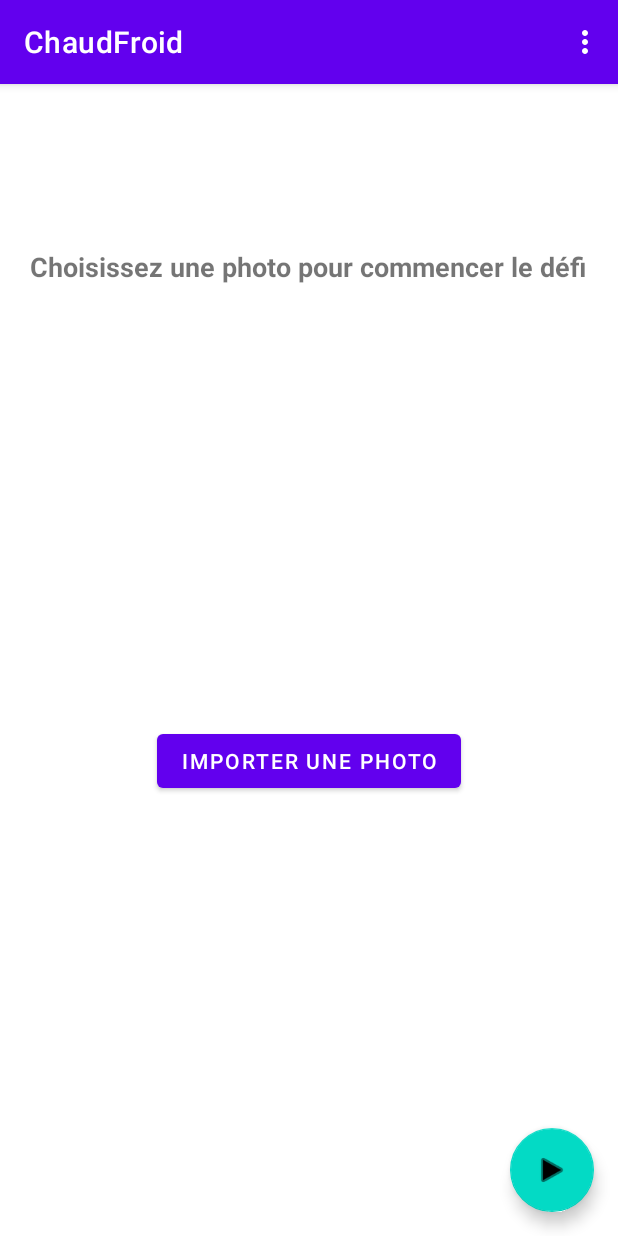
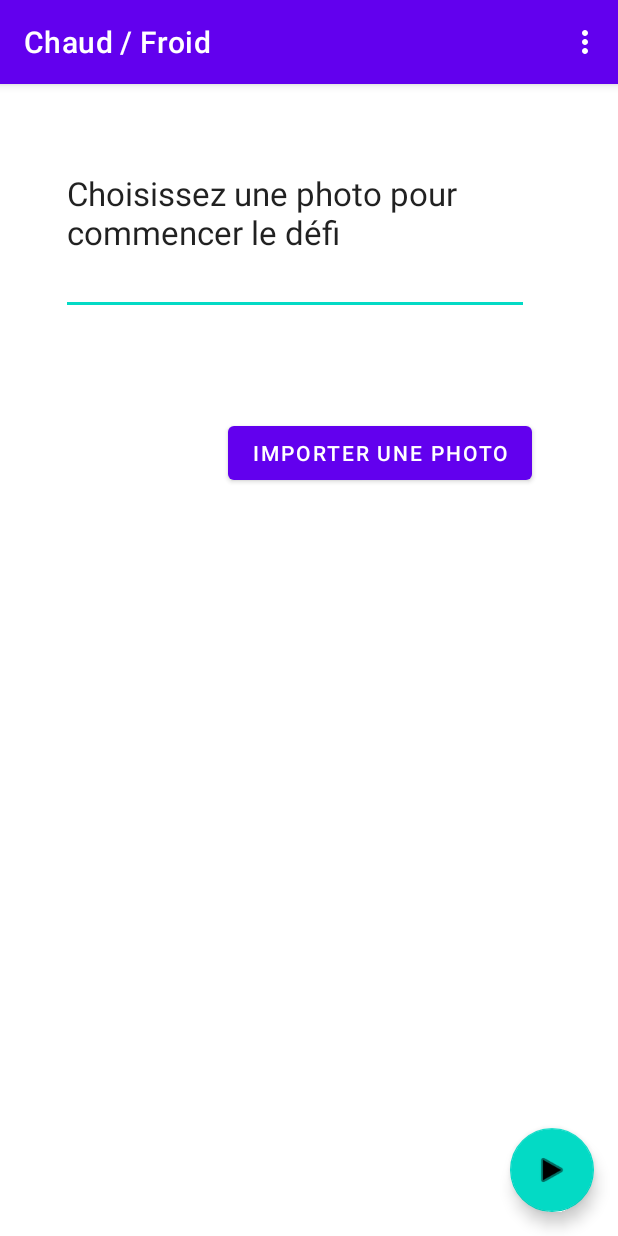
Before and after one commit to LetMax/ChaudFroid, an Android app: the screen it shows after launch (MainActivity), on a phone screen of 412 x 824 dp. Run offline under Robolectric (Android 15) with nearby library versions, the phone set to English and light mode, and no system bars; 1 statement that could not run was skipped.

Commit message:
J'ai mis le texte sur plusieurs lignes. Appelle moi Rambo

```diff
--- a/app/src/main/AndroidManifest.xml
+++ b/app/src/main/AndroidManifest.xml
@@ -14,7 +14,7 @@
         android:roundIcon="@mipmap/ic_launcher_round"
         android:supportsRtl="true"
         android:theme="@style/Theme.ChaudFroid">
-        <activity android:name=".GameActivity"></activity>
+        <activity android:name=".GameActivity" android:parentActivityName=".MainActivity"></activity>
         <activity
             android:name=".MainActivity"
             android:label="@string/app_name"
--- a/app/src/main/res/layout/fragment_first.xml
+++ b/app/src/main/res/layout/fragment_first.xml
@@ -6,28 +6,41 @@
     android:layout_height="match_parent"
     tools:context=".FirstFragment">
 
-    <TextView
-        android:id="@+id/textview_first"
-        android:layout_width="wrap_content"
-        android:layout_height="wrap_content"
-        android:text="@string/hello_first_fragment"
-        android:textSize="18sp"
-        android:textStyle="bold"
-        app:layout_constraintBottom_toBottomOf="parent"
-        app:layout_constraintEnd_toEndOf="parent"
-        app:layout_constraintHorizontal_bias="0.489"
-        app:layout_constraintStart_toStartOf="parent"
-        app:layout_constraintTop_toTopOf="parent"
-        app:layout_constraintVertical_bias="0.147" />
-
     <Button
         android:id="@+id/importPhoto"
         android:layout_width="wrap_content"
         android:layout_height="wrap_content"
+        android:layout_marginStart="152dp"
+        android:layout_marginLeft="152dp"
+        android:layout_marginTop="49dp"
+        android:layout_marginEnd="58dp"
+        android:layout_marginRight="58dp"
+        android:layout_marginBottom="480dp"
         android:text="@string/buttonImport"
         app:layout_constraintBottom_toBottomOf="parent"
         app:layout_constraintEnd_toEndOf="parent"
         app:layout_constraintStart_toStartOf="parent"
-        app:layout_constraintTop_toBottomOf="@+id/textview_first" />
+        app:layout_constraintTop_toBottomOf="@+id/editTextTextMultiLine" />
+
+    <EditText
+        android:id="@+id/editTextTextMultiLine"
+        android:layout_width="312dp"
+        android:layout_height="106dp"
+        android:layout_marginStart="90dp"
+        android:layout_marginLeft="90dp"
+        android:layout_marginTop="48dp"
+        android:layout_marginEnd="91dp"
+        android:layout_marginRight="91dp"
+        android:autofillHints=""
+        android:ems="10"
+        android:gravity="left|top"
+        android:inputType="textMultiLine"
+        android:singleLine="false"
+        android:text="@string/intro"
+        android:textAppearance="@style/TextAppearance.AppCompat.Large"
+        app:layout_constraintEnd_toEndOf="parent"
+        app:layout_constraintHorizontal_bias="0.609"
+        app:layout_constraintStart_toStartOf="parent"
+        app:layout_constraintTop_toTopOf="parent" />
 
 </androidx.constraintlayout.widget.ConstraintLayout>
--- a/app/src/main/res/values/strings.xml
+++ b/app/src/main/res/values/strings.xml
@@ -1,11 +1,11 @@
 <resources>
-    <string name="app_name">ChaudFroid</string>
+    <string name="app_name">Chaud / Froid</string>
     <string name="action_settings">Settings</string>
     <!-- Strings used for fragments for navigation -->
     <string name="first_fragment_label">First Fragment</string>
     <string name="second_fragment_label">Second Fragment</string>
     <string name="next">Next</string>
-    <string name="previous">Previous</string>
+    <string name="previous">Précédent</string>
 
     <string name="hello_first_fragment">Choisissez une photo pour commencer le défi</string>
     <string name="hello_second_fragment">Hello second fragment. Arg: %1$s</string>
@@ -13,4 +13,6 @@
     <string name="image">imageView</string>
     <string name="buttonImport">Importer une photo</string>
     <string name="bartext">barText</string>
+    <string name="sensibilit_du_jeu">Sensibilité du jeu :</string>
+    <string name="intro">Choisissez une photo pour commencer le défi</string>
 </resources>
```
